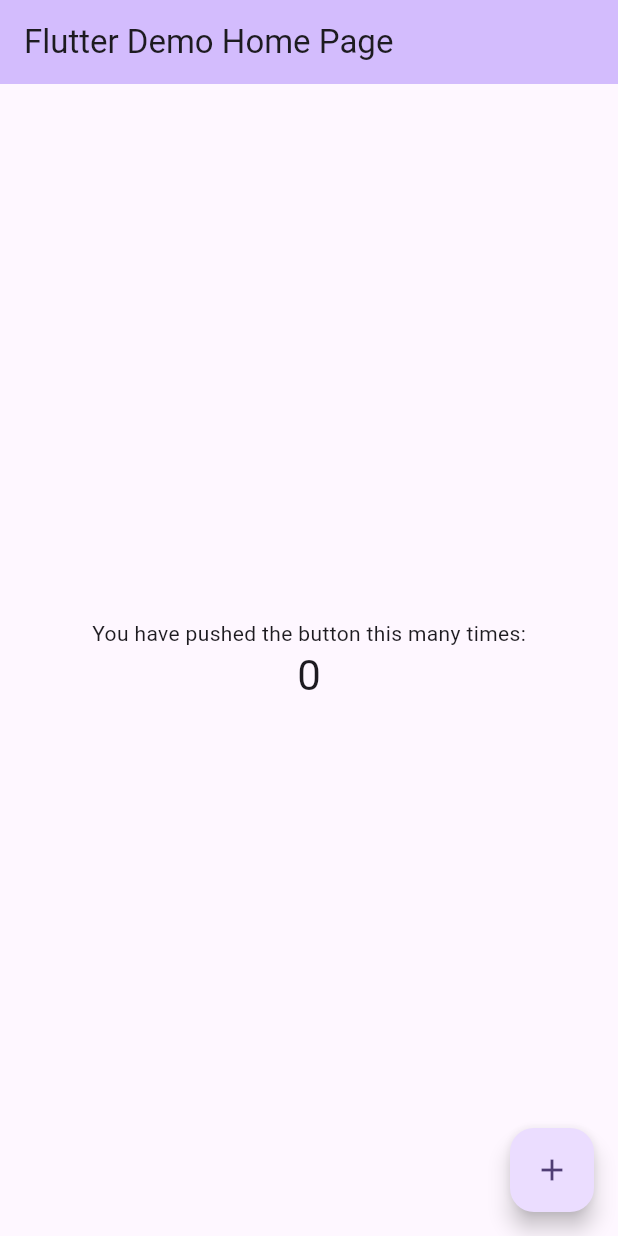
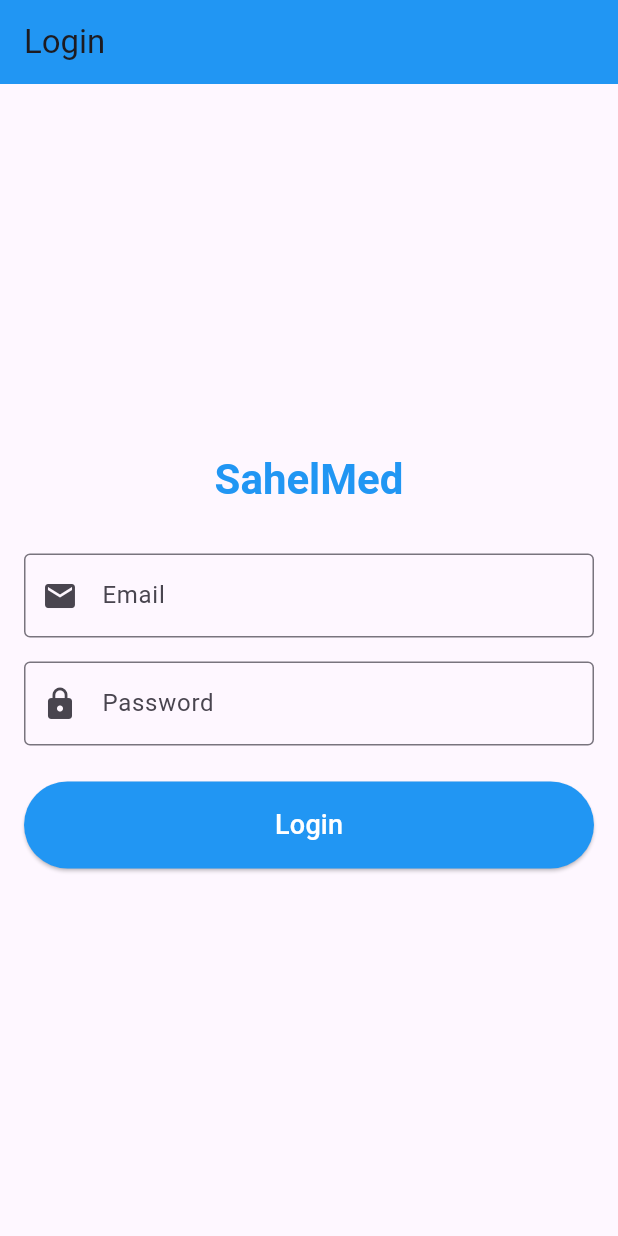
Before and after one commit to teambackoffice/sahelmed_app, a Flutter app: the screen it shows after launch, on a phone screen of 412 x 824 dp. Run offline on Flutter 3.47's test engine with Material 3 defaults, Android fonts, the phone set to English and light mode, and no system bars.

Commit message:
LOGIN PAGE DUMMY

```diff
--- a/lib/main.dart
+++ b/lib/main.dart
@@ -1,4 +1,5 @@
 import 'package:flutter/material.dart';
+import 'package:sahelmed_app/view/login_page.dart';
 
 void main() {
   runApp(const MyApp());
@@ -11,112 +12,15 @@
   @override
   Widget build(BuildContext context) {
     return MaterialApp(
-      title: 'Flutter Demo',
+      debugShowCheckedModeBanner: false,
+      title: 'SahelMed',
       theme: ThemeData(
-        // This is the theme of your application.
-        //
-        // TRY THIS: Try running your application with "flutter run". You'll see
-        // the application has a purple toolbar. Then, without quitting the app,
-        // try changing the seedColor in the colorScheme below to Colors.green
-        // and then invoke "hot reload" (save your changes or press the "hot
-        // reload" button in a Flutter-supported IDE, or press "r" if you used
-        // the command line to start the app).
-        //
-        // Notice that the counter didn't reset back to zero; the application
-        // state is not lost during the reload. To reset the state, use hot
-        // restart instead.
-        //
-        // This works for code too, not just values: Most code changes can be
-        // tested with just a hot reload.
-        colorScheme: ColorScheme.fromSeed(seedColor: Colors.deepPurple),
+        primarySwatch: Colors.blue,
+        useMaterial3: true,
       ),
-      home: const MyHomePage(title: 'Flutter Demo Home Page'),
+      home: const LoginPage(),
+
+
     );
   }
 }
-
-class MyHomePage extends StatefulWidget {
-  const MyHomePage({super.key, required this.title});
-
-  // This widget is the home page of your application. It is stateful, meaning
-  // that it has a State object (defined below) that contains fields that affect
-  // how it looks.
-
-  // This class is the configuration for the state. It holds the values (in this
-  // case the title) provided by the parent (in this case the App widget) and
-  // used by the build method of the State. Fields in a Widget subclass are
-  // always marked "final".
-
-  final String title;
-
-  @override
-  State<MyHomePage> createState() => _MyHomePageState();
-}
-
-class _MyHomePageState extends State<MyHomePage> {
-  int _counter = 0;
-
-  void _incrementCounter() {
-    setState(() {
-      // This call to setState tells the Flutter framework that something has
-      // changed in this State, which causes it to rerun the build method below
-      // so that the display can reflect the updated values. If we changed
-      // _counter without calling setState(), then the build method would not be
-      // called again, and so nothing would appear to happen.
-      _counter++;
-    });
-  }
-
-  @override
-  Widget build(BuildContext context) {
-    // This method is rerun every time setState is called, for instance as done
-    // by the _incrementCounter method above.
-    //
-    // The Flutter framework has been optimized to make rerunning build methods
-    // fast, so that you can just rebuild anything that needs updating rather
-    // than having to individually change instances of widgets.
-    return Scaffold(
-      appBar: AppBar(
-        // TRY THIS: Try changing the color here to a specific color (to
-        // Colors.amber, perhaps?) and trigger a hot reload to see the AppBar
-        // change color while the other colors stay the same.
-        backgroundColor: Theme.of(context).colorScheme.inversePrimary,
-        // Here we take the value from the MyHomePage object that was created by
-        // the App.build method, and use it to set our appbar title.
-        title: Text(widget.title),
-      ),
-      body: Center(
-        // Center is a layout widget. It takes a single child and positions it
-        // in the middle of the parent.
-        child: Column(
-          // Column is also a layout widget. It takes a list of children and
-          // arranges them vertically. By default, it sizes itself to fit its
-          // children horizontally, and tries to be as tall as its parent.
-          //
-          // Column has various properties to control how it sizes itself and
-          // how it positions its children. Here we use mainAxisAlignment to
-          // center the children vertically; the main axis here is the vertical
-          // axis because Columns are vertical (the cross axis would be
-          // horizontal).
-          //
-          // TRY THIS: Invoke "debug painting" (choose the "Toggle Debug Paint"
-          // action in the IDE, or press "p" in the console), to see the
-          // wireframe for each widget.
-          mainAxisAlignment: MainAxisAlignment.center,
-          children: <Widget>[
-            const Text('You have pushed the button this many times:'),
-            Text(
-              '$_counter',
-              style: Theme.of(context).textTheme.headlineMedium,
-            ),
-          ],
-        ),
-      ),
-      floatingActionButton: FloatingActionButton(
-        onPressed: _incrementCounter,
-        tooltip: 'Increment',
-        child: const Icon(Icons.add),
-      ), // This trailing comma makes auto-formatting nicer for build methods.
-    );
-  }
-}
--- /dev/null
+++ b/lib/view/homepage.dart
@@ -0,0 +1,19 @@
+import 'package:flutter/material.dart';
+
+class HomePage extends StatelessWidget {
+  const HomePage({super.key});
+
+  @override
+  Widget build(BuildContext context) {
+    return  Scaffold(
+      appBar: AppBar(
+        backgroundColor: Colors.blue,
+
+        title: Text('Home Page'),
+      ),
+      body: Center(
+        child: Text('Welcome to the Home Page!'),
+      ),
+    );
+  }
+}
--- /dev/null
+++ b/lib/view/login_page.dart
@@ -0,0 +1,103 @@
+import 'package:flutter/material.dart';
+import 'package:sahelmed_app/view/homepage.dart';
+
+class LoginPage extends StatefulWidget {
+  const LoginPage({super.key});
+
+  @override
+  State<LoginPage> createState() => _LoginPageState();
+}
+
+class _LoginPageState extends State<LoginPage> {
+  final _formKey = GlobalKey<FormState>();
+  final _emailController = TextEditingController();
+  final _passwordController = TextEditingController();
+
+  @override
+  void dispose() {
+    _emailController.dispose();
+    _passwordController.dispose();
+    super.dispose();
+  }
+
+  void _login() {
+   Navigator.pushReplacement(
+        context,
+        MaterialPageRoute(builder: (context) => const HomePage()),
+      );
+  }
+
+  @override
+  Widget build(BuildContext context) {
+    return Scaffold(
+      appBar: AppBar(
+        title: const Text('Login'),
+        backgroundColor: Colors.blue,
+      ),
+      body: Padding(
+        padding: const EdgeInsets.all(16.0),
+        child: Form(
+          key: _formKey,
+          child: Column(
+            mainAxisAlignment: MainAxisAlignment.center,
+            children: [
+              Text(
+                'SahelMed',
+                style: Theme.of(context).textTheme.headlineMedium?.copyWith(
+                      color: Colors.blue,
+                      fontWeight: FontWeight.bold,
+                    ),
+              ),
+              const SizedBox(height: 32),
+              TextFormField(
+                controller: _emailController,
+                decoration: const InputDecoration(
+                  labelText: 'Email',
+                  border: OutlineInputBorder(),
+                  prefixIcon: Icon(Icons.email),
+                ),
+                validator: (value) {
+                  if (value == null || value.isEmpty) {
+                    return 'Please enter your email';
+                  }
+                  return null;
+                },
+              ),
+              const SizedBox(height: 16),
+              TextFormField(
+                controller: _passwordController,
+                decoration: const InputDecoration(
+                  labelText: 'Password',
+                  border: OutlineInputBorder(),
+                  prefixIcon: Icon(Icons.lock),
+                ),
+                obscureText: true,
+                validator: (value) {
+                  if (value == null || value.isEmpty) {
+                    return 'Please enter your password';
+                  }
+                  return null;
+                },
+              ),
+              const SizedBox(height: 24),
+              SizedBox(
+                width: double.infinity,
+                child: ElevatedButton(
+                  onPressed: _login,
+                  style: ElevatedButton.styleFrom(
+                    backgroundColor: Colors.blue,
+                    padding: const EdgeInsets.symmetric(vertical: 16),
+                  ),
+                  child: const Text(
+                    'Login',
+                    style: TextStyle(fontSize: 18, color: Colors.white),
+                  ),
+                ),
+              ),
+            ],
+          ),
+        ),
+      ),
+    );
+  }
+}
```
